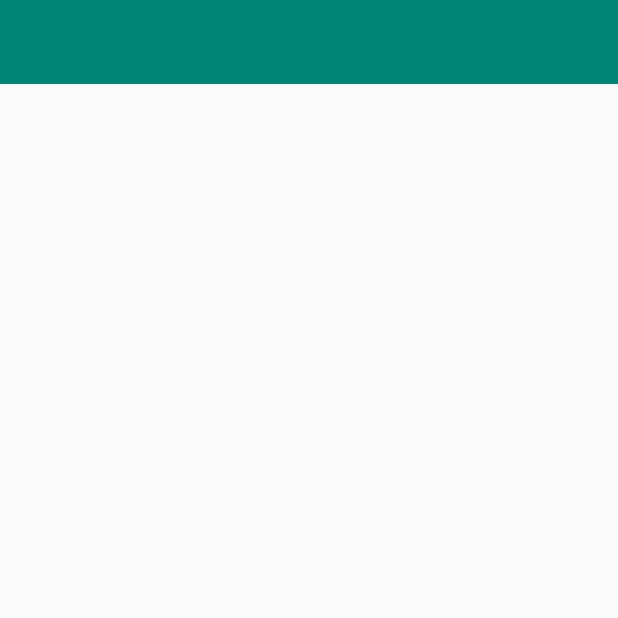
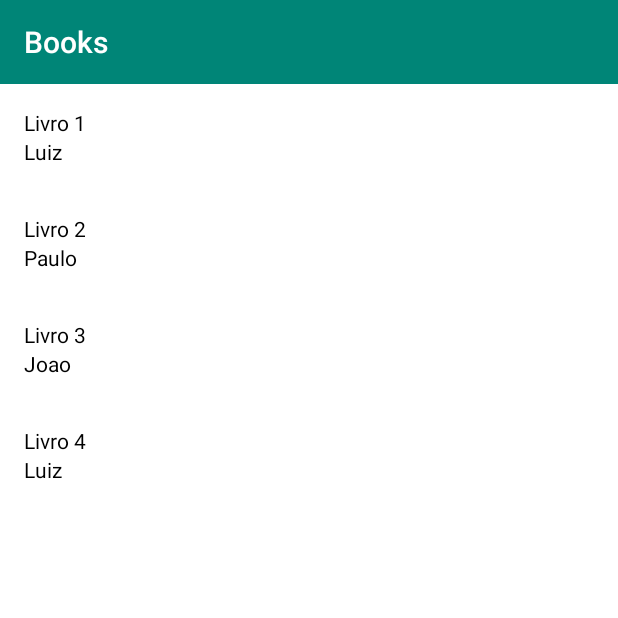
Before and after one commit to lluizppaulo92/NyBooks, an Android app: the screen it shows after launch (BooksActivity), on a phone screen of 412 x 824 dp, the top half of it. Run offline under Robolectric (Android 15) with nearby library versions, the phone set to English and light mode, and no system bars.

Commit message:
Criação do adapter implementação do livedata

```diff
--- a/app/build.gradle
+++ b/app/build.gradle
@@ -31,4 +31,6 @@ dependencies {
     testImplementation 'junit:junit:4.12'
     androidTestImplementation 'androidx.test.ext:junit:1.1.0'
     androidTestImplementation 'androidx.test.espresso:espresso-core:3.1.1'
+    implementation 'androidx.recyclerview:recyclerview:1.1.0'
+    implementation 'android.arch.lifecycle:extensions:1.1.1'
 }
--- /dev/null
+++ b/app/src/main/java/br/com/lluizppaulo/nybooks/data/model/Book.kt
@@ -0,0 +1,6 @@
+package br.com.lluizppaulo.nybooks.data.model
+
+class Book (
+    val title : String,
+    val author: String
+)
--- a/app/src/main/java/br/com/lluizppaulo/nybooks/presentation/books/BooksActivity.kt
+++ b/app/src/main/java/br/com/lluizppaulo/nybooks/presentation/books/BooksActivity.kt
@@ -2,12 +2,37 @@ package br.com.lluizppaulo.nybooks.presentation.books
 
 import androidx.appcompat.app.AppCompatActivity
 import android.os.Bundle
+import androidx.lifecycle.Observer
+import androidx.lifecycle.ViewModelProviders
+import androidx.recyclerview.widget.LinearLayoutManager
+import androidx.recyclerview.widget.RecyclerView
 import br.com.lluizppaulo.nybooks.R
+import br.com.lluizppaulo.nybooks.data.model.Book
+import kotlinx.android.synthetic.main.activity_books.*
 
 class BooksActivity : AppCompatActivity() {
 
     override fun onCreate(savedInstanceState: Bundle?) {
         super.onCreate(savedInstanceState)
         setContentView(R.layout.activity_books)
+
+        toolbarMain.title = getString(R.string.books_title)
+        setSupportActionBar(toolbarMain)
+
+        val viewModel: BooksViewModel = ViewModelProviders.of(this).get(BooksViewModel::class.java)
+
+        viewModel.booksLiveData.observe(this, Observer {
+            it?.let { books ->
+                with(recyclerBooks) {
+                    layoutManager =
+                        LinearLayoutManager(this@BooksActivity, RecyclerView.VERTICAL, false)
+                    setHasFixedSize(true)
+                    adapter = BooksAdapter(books)
+                }
+
+            }
+        })
+        viewModel.getBooks()
+
     }
 }
--- /dev/null
+++ b/app/src/main/java/br/com/lluizppaulo/nybooks/presentation/books/BooksAdapter.kt
@@ -0,0 +1,34 @@
+package br.com.lluizppaulo.nybooks.presentation.books
+
+import android.view.LayoutInflater
+import android.view.View
+import android.view.ViewGroup
+import androidx.recyclerview.widget.RecyclerView
+import br.com.lluizppaulo.nybooks.R
+import br.com.lluizppaulo.nybooks.data.model.Book
+import kotlinx.android.synthetic.main.item_book.view.*
+
+class BooksAdapter(private val books: List<Book>) : RecyclerView.Adapter<BooksAdapter.BooksViewHolder>() {
+
+    override fun onCreateViewHolder(parent: ViewGroup, viewType: Int): BooksViewHolder {
+        val view = LayoutInflater.from(parent.context).inflate(R.layout.item_book, parent, false)
+        return BooksViewHolder(view)
+    }
+
+    override fun getItemCount() = books.count()
+
+    override fun onBindViewHolder(holder: BooksViewHolder, position: Int) {
+        holder.bindView(books[position])
+    }
+
+    class BooksViewHolder(itemView: View) : RecyclerView.ViewHolder(itemView) {
+        val title = itemView.textTitle
+        val author = itemView.textAuthor
+
+        fun bindView(book: Book) {
+            title.text = book.title
+            author.text = book.author
+        }
+    }
+
+}
--- /dev/null
+++ b/app/src/main/java/br/com/lluizppaulo/nybooks/presentation/books/BooksViewModel.kt
@@ -0,0 +1,23 @@
+package br.com.lluizppaulo.nybooks.presentation.books
+
+import androidx.lifecycle.MutableLiveData
+import androidx.lifecycle.ViewModel
+import br.com.lluizppaulo.nybooks.data.model.Book
+
+class BooksViewModel : ViewModel() {
+
+    val booksLiveData: MutableLiveData<List<Book>> = MutableLiveData()
+
+    fun getBooks() {
+        booksLiveData.value = creatFakeBooks()
+    }
+
+    fun creatFakeBooks(): List<Book> {
+        return listOf(
+            Book("Livro 1", "Luiz"),
+            Book("Livro 2", "Paulo"),
+            Book("Livro 3", "Joao"),
+            Book("Livro 4", "Luiz")
+        )
+    }
+}
--- a/app/src/main/res/layout/activity_books.xml
+++ b/app/src/main/res/layout/activity_books.xml
@@ -7,12 +7,25 @@
     tools:context=".presentation.books.BooksActivity">
 
     <androidx.appcompat.widget.Toolbar
+        android:id="@+id/toolbarMain"
         android:layout_width="0dp"
         android:layout_height="?android:attr/actionBarSize"
-        app:layout_constraintTop_toTopOf="parent"
+        android:background="@color/colorPrimary"
+        app:layout_constraintEnd_toEndOf="parent"
         app:layout_constraintStart_toStartOf="parent"
+        app:layout_constraintTop_toTopOf="parent" />
+
+    <androidx.recyclerview.widget.RecyclerView
+        android:id="@+id/recyclerBooks"
+        android:layout_width="0dp"
+        android:layout_height="0dp"
+        app:layout_constraintBottom_toBottomOf="parent"
         app:layout_constraintEnd_toEndOf="parent"
-        android:background="@color/colorPrimary"
-        />
+        app:layout_constraintStart_toStartOf="parent"
+        app:layout_constraintTop_toBottomOf="@id/toolbarMain"
+        tools:listitem="@layout/item_book">
+
+    </androidx.recyclerview.widget.RecyclerView>
+
 
 </androidx.constraintlayout.widget.ConstraintLayout>
--- /dev/null
+++ b/app/src/main/res/layout/item_book.xml
@@ -0,0 +1,23 @@
+<?xml version="1.0" encoding="utf-8"?>
+<LinearLayout xmlns:android="http://schemas.android.com/apk/res/android"
+    xmlns:tools="http://schemas.android.com/tools"
+    android:layout_width="match_parent"
+    android:layout_height="wrap_content"
+    android:padding="16dp"
+    android:orientation="vertical">
+
+    <TextView
+        android:id="@+id/textTitle"
+        android:layout_width="wrap_content"
+        android:layout_height="wrap_content"
+        android:textColor="#000"
+        tools:text="title" />
+
+    <TextView
+        android:id="@+id/textAuthor"
+        android:layout_width="wrap_content"
+        android:layout_height="wrap_content"
+        android:textColor="#000"
+        tools:text="autor" />
+
+</LinearLayout>
--- a/app/src/main/res/values/strings.xml
+++ b/app/src/main/res/values/strings.xml
@@ -1,3 +1,6 @@
 <resources>
     <string name="app_name">NyBooks</string>
+
+    <!-- Books Activity -->
+    <string name="books_title">Books</string>
 </resources>
--- a/app/src/main/res/values/styles.xml
+++ b/app/src/main/res/values/styles.xml
@@ -1,11 +1,12 @@
 <resources>
 
     <!-- Base application theme. -->
-    <style name="AppTheme" parent="Theme.AppCompat.Light.NoActionBar">
+    <style name="AppTheme" parent="Theme.AppCompat.NoActionBar">
         <!-- Customize your theme here. -->
         <item name="colorPrimary">@color/colorPrimary</item>
         <item name="colorPrimaryDark">@color/colorPrimaryDark</item>
         <item name="colorAccent">@color/colorAccent</item>
+        <item name="android:windowBackground">@android:color/white</item>  <!-- cor do backgound  da activity -->
 
     </style>
 
```
